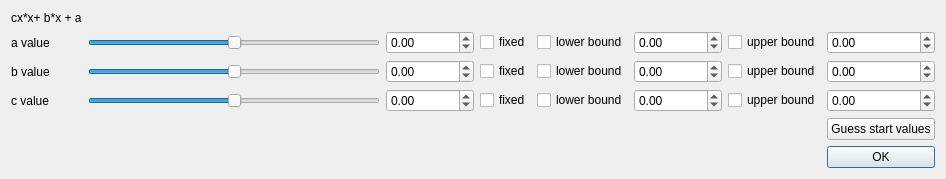
Before: the Qt Designer form pensant/ui/quadraticModelFitParameters.ui in syncope/pensant, drawn with Qt 5.
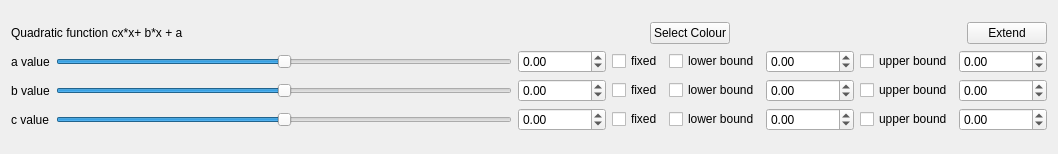
After: the same form once the commit is applied.

Commit message: + implemented the changes to api for quadratic model

The edit to the form file:
```diff
--- a/pensant/ui/quadraticModelFitParameters.ui
+++ b/pensant/ui/quadraticModelFitParameters.ui
@@ -6,40 +6,82 @@
    <rect>
     <x>0</x>
     <y>0</y>
-    <width>946</width>
-    <height>174</height>
+    <width>1058</width>
+    <height>154</height>
    </rect>
   </property>
   <property name="windowTitle">
    <string>Form</string>
   </property>
   <layout class="QGridLayout" name="gridLayout">
-   <item row="0" column="0">
-    <layout class="QGridLayout" name="gridLayout_2">
-     <item row="5" column="7">
-      <widget class="QPushButton" name="configDonePushBtn">
-       <property name="text">
-        <string>OK</string>
-       </property>
-       <property name="default">
-        <bool>true</bool>
-       </property>
-      </widget>
-     </item>
-     <item row="1" column="3">
-      <widget class="QCheckBox" name="aFixedCB">
-       <property name="text">
-        <string>fixed</string>
-       </property>
-      </widget>
-     </item>
      <item row="1" column="0">
-      <widget class="QLabel" name="label">
+    <layout class="QVBoxLayout" name="verticalLayout">
+     <item>
+      <layout class="QHBoxLayout" name="horizontalLayout">
+       <item>
+        <widget class="QLabel" name="label_4">
        <property name="text">
-        <string>a value</string>
+          <string>Quadratic function cx*x+ b*x + a</string>
        </property>
       </widget>
      </item>
+       <item>
+        <spacer name="horizontalSpacer_3">
+         <property name="orientation">
+          <enum>Qt::Horizontal</enum>
+         </property>
+         <property name="sizeHint" stdset="0">
+          <size>
+           <width>40</width>
+           <height>20</height>
+          </size>
+         </property>
+        </spacer>
+       </item>
+       <item>
+        <spacer name="horizontalSpacer_2">
+         <property name="orientation">
+          <enum>Qt::Horizontal</enum>
+         </property>
+         <property name="sizeHint" stdset="0">
+          <size>
+           <width>40</width>
+           <height>20</height>
+          </size>
+         </property>
+        </spacer>
+       </item>
+       <item>
+        <widget class="QPushButton" name="chooseColourButton">
+         <property name="text">
+          <string>Select Colour</string>
+         </property>
+        </widget>
+       </item>
+       <item>
+        <spacer name="horizontalSpacer">
+         <property name="orientation">
+          <enum>Qt::Horizontal</enum>
+         </property>
+         <property name="sizeHint" stdset="0">
+          <size>
+           <width>40</width>
+           <height>20</height>
+          </size>
+         </property>
+        </spacer>
+       </item>
+       <item>
+        <widget class="QPushButton" name="extendButton">
+         <property name="text">
+          <string>Extend</string>
+         </property>
+        </widget>
+       </item>
+      </layout>
+     </item>
+     <item>
+      <layout class="QGridLayout" name="gridLayout_3">
      <item row="2" column="0">
       <widget class="QLabel" name="label_2">
        <property name="text">
@@ -47,115 +89,20 @@
        </property>
       </widget>
      </item>
-     <item row="1" column="2">
-      <widget class="QDoubleSpinBox" name="aValue">
-       <property name="decimals">
-        <number>2</number>
-       </property>
-       <property name="minimum">
-        <double>-1000000000.000000000000000</double>
-       </property>
-       <property name="maximum">
-        <double>1000000000.000000000000000</double>
-       </property>
-      </widget>
-     </item>
-     <item row="1" column="1">
-      <widget class="QSlider" name="aSlider">
-       <property name="maximum">
-        <number>100</number>
-       </property>
-       <property name="pageStep">
-        <number>5</number>
-       </property>
-       <property name="value">
-        <number>50</number>
-       </property>
-       <property name="orientation">
-        <enum>Qt::Horizontal</enum>
-       </property>
-      </widget>
-     </item>
-     <item row="1" column="6">
-      <widget class="QCheckBox" name="useUBA">
-       <property name="text">
-        <string>upper bound</string>
-       </property>
-      </widget>
-     </item>
-     <item row="0" column="0">
-      <widget class="QLabel" name="label_4">
-       <property name="text">
-        <string>cx*x+ b*x + a</string>
-       </property>
-      </widget>
-     </item>
-     <item row="1" column="7">
-      <widget class="QDoubleSpinBox" name="aUBValue">
-       <property name="decimals">
-        <number>2</number>
-       </property>
-       <property name="minimum">
-        <double>-1000000000.000000000000000</double>
-       </property>
-       <property name="maximum">
-        <double>1000000000.000000000000000</double>
-       </property>
-       <property name="value">
-        <double>0.000000000000000</double>
-       </property>
-      </widget>
-     </item>
-     <item row="4" column="7">
-      <widget class="QPushButton" name="guessStartValuesBtn">
-       <property name="text">
-        <string>Guess start values</string>
-       </property>
-      </widget>
-     </item>
-     <item row="1" column="4">
-      <widget class="QCheckBox" name="useLBA">
-       <property name="text">
-        <string>lower bound</string>
-       </property>
-      </widget>
-     </item>
-     <item row="1" column="5">
-      <widget class="QDoubleSpinBox" name="aLBValue">
-       <property name="decimals">
-        <number>2</number>
-       </property>
-       <property name="minimum">
-        <double>-1000000000.000000000000000</double>
-       </property>
-       <property name="maximum">
-        <double>1000000000.000000000000000</double>
-       </property>
-      </widget>
-     </item>
-     <item row="3" column="0">
+       <item row="1" column="0">
       <widget class="QLabel" name="label_3">
        <property name="text">
+          <string>a value</string>
+         </property>
+        </widget>
+       </item>
+       <item row="3" column="0">
+        <widget class="QLabel" name="label_5">
+         <property name="text">
         <string>c value</string>
        </property>
       </widget>
      </item>
-     <item row="2" column="1">
-      <widget class="QSlider" name="bSlider">
-       <property name="maximum">
-        <number>100</number>
-       </property>
-       <property name="pageStep">
-        <number>5</number>
-       </property>
-       <property name="value">
-        <number>50</number>
-       </property>
-       <property name="orientation">
-        <enum>Qt::Horizontal</enum>
-       </property>
-      </widget>
-     </item>
      <item row="3" column="1">
       <widget class="QSlider" name="cSlider">
        <property name="maximum">
@@ -172,19 +119,6 @@
        </property>
       </widget>
      </item>
-     <item row="2" column="2">
-      <widget class="QDoubleSpinBox" name="bValue">
-       <property name="decimals">
-        <number>2</number>
-       </property>
-       <property name="minimum">
-        <double>-1000000000.000000000000000</double>
-       </property>
-       <property name="maximum">
-        <double>1000000000.000000000000000</double>
-       </property>
-      </widget>
-     </item>
      <item row="3" column="2">
       <widget class="QDoubleSpinBox" name="cValue">
        <property name="decimals">
@@ -198,6 +132,85 @@
        </property>
       </widget>
      </item>
+       <item row="3" column="3">
+        <widget class="QCheckBox" name="cFixedCB">
+         <property name="text">
+          <string>fixed</string>
+         </property>
+        </widget>
+       </item>
+       <item row="3" column="4">
+        <widget class="QCheckBox" name="useLBC">
+         <property name="text">
+          <string>lower bound</string>
+         </property>
+        </widget>
+       </item>
+       <item row="3" column="5">
+        <widget class="QDoubleSpinBox" name="cLBValue">
+         <property name="decimals">
+          <number>2</number>
+         </property>
+         <property name="minimum">
+          <double>-1000000000.000000000000000</double>
+         </property>
+         <property name="maximum">
+          <double>1000000000.000000000000000</double>
+         </property>
+        </widget>
+       </item>
+       <item row="3" column="6">
+        <widget class="QCheckBox" name="useUBC">
+         <property name="text">
+          <string>upper bound</string>
+         </property>
+        </widget>
+       </item>
+       <item row="3" column="7">
+        <widget class="QDoubleSpinBox" name="cUBValue">
+         <property name="decimals">
+          <number>2</number>
+         </property>
+         <property name="minimum">
+          <double>-1000000000.000000000000000</double>
+         </property>
+         <property name="maximum">
+          <double>1000000000.000000000000000</double>
+         </property>
+         <property name="value">
+          <double>0.000000000000000</double>
+         </property>
+        </widget>
+       </item>
+       <item row="2" column="1">
+        <widget class="QSlider" name="bSlider">
+         <property name="maximum">
+          <number>100</number>
+         </property>
+         <property name="pageStep">
+          <number>5</number>
+         </property>
+         <property name="value">
+          <number>50</number>
+         </property>
+         <property name="orientation">
+          <enum>Qt::Horizontal</enum>
+         </property>
+        </widget>
+       </item>
+       <item row="2" column="2">
+        <widget class="QDoubleSpinBox" name="bValue">
+         <property name="decimals">
+          <number>2</number>
+         </property>
+         <property name="minimum">
+          <double>-1000000000.000000000000000</double>
+         </property>
+         <property name="maximum">
+          <double>1000000000.000000000000000</double>
+         </property>
+        </widget>
+       </item>
      <item row="2" column="3">
       <widget class="QCheckBox" name="bFixedCB">
        <property name="text">
@@ -205,13 +218,6 @@
        </property>
       </widget>
      </item>
-     <item row="3" column="3">
-      <widget class="QCheckBox" name="cFIxedCB">
-       <property name="text">
-        <string>fixed</string>
-       </property>
-      </widget>
-     </item>
      <item row="2" column="4">
       <widget class="QCheckBox" name="useLBB">
        <property name="text">
@@ -219,13 +225,6 @@
        </property>
       </widget>
      </item>
-     <item row="3" column="4">
-      <widget class="QCheckBox" name="useLBC">
-       <property name="text">
-        <string>lower bound</string>
-       </property>
-      </widget>
-     </item>
      <item row="2" column="5">
       <widget class="QDoubleSpinBox" name="bLBValue">
        <property name="decimals">
@@ -239,19 +238,6 @@
        </property>
       </widget>
      </item>
-     <item row="3" column="5">
-      <widget class="QDoubleSpinBox" name="cLBValue">
-       <property name="decimals">
-        <number>2</number>
-       </property>
-       <property name="minimum">
-        <double>-1000000000.000000000000000</double>
-       </property>
-       <property name="maximum">
-        <double>1000000000.000000000000000</double>
-       </property>
-      </widget>
-     </item>
      <item row="2" column="6">
       <widget class="QCheckBox" name="useUBB">
        <property name="text">
@@ -259,13 +245,6 @@
        </property>
       </widget>
      </item>
-     <item row="3" column="6">
-      <widget class="QCheckBox" name="useUBC">
-       <property name="text">
-        <string>upper bound</string>
-       </property>
-      </widget>
-     </item>
      <item row="2" column="7">
       <widget class="QDoubleSpinBox" name="bUBValue">
        <property name="decimals">
@@ -282,8 +261,8 @@
        </property>
       </widget>
      </item>
-     <item row="3" column="7">
-      <widget class="QDoubleSpinBox" name="cUBValue">
+       <item row="1" column="7">
+        <widget class="QDoubleSpinBox" name="aUBValue">
        <property name="decimals">
         <number>2</number>
        </property>
@@ -297,6 +276,71 @@
         <double>0.000000000000000</double>
        </property>
       </widget>
+       </item>
+       <item row="1" column="6">
+        <widget class="QCheckBox" name="useUBA">
+         <property name="text">
+          <string>upper bound</string>
+         </property>
+        </widget>
+       </item>
+       <item row="1" column="5">
+        <widget class="QDoubleSpinBox" name="aLBValue">
+         <property name="decimals">
+          <number>2</number>
+         </property>
+         <property name="minimum">
+          <double>-1000000000.000000000000000</double>
+         </property>
+         <property name="maximum">
+          <double>1000000000.000000000000000</double>
+         </property>
+        </widget>
+       </item>
+       <item row="1" column="4">
+        <widget class="QCheckBox" name="useLBA">
+         <property name="text">
+          <string>lower bound</string>
+         </property>
+        </widget>
+       </item>
+       <item row="1" column="3">
+        <widget class="QCheckBox" name="aFixedCB">
+         <property name="text">
+          <string>fixed</string>
+         </property>
+        </widget>
+       </item>
+       <item row="1" column="2">
+        <widget class="QDoubleSpinBox" name="aValue">
+         <property name="decimals">
+          <number>2</number>
+         </property>
+         <property name="minimum">
+          <double>-1000000000.000000000000000</double>
+         </property>
+         <property name="maximum">
+          <double>1000000000.000000000000000</double>
+         </property>
+        </widget>
+       </item>
+       <item row="1" column="1">
+        <widget class="QSlider" name="aSlider">
+         <property name="maximum">
+          <number>100</number>
+         </property>
+         <property name="pageStep">
+          <number>5</number>
+         </property>
+         <property name="value">
+          <number>50</number>
+         </property>
+         <property name="orientation">
+          <enum>Qt::Horizontal</enum>
+         </property>
+        </widget>
+       </item>
+      </layout>
      </item>
     </layout>
    </item>
```
Left out of the diff: 6 changed lines with no effect on the pictures. Lines whose indentation alone changed are shown as unchanged. The commit also changes 2 other files.
